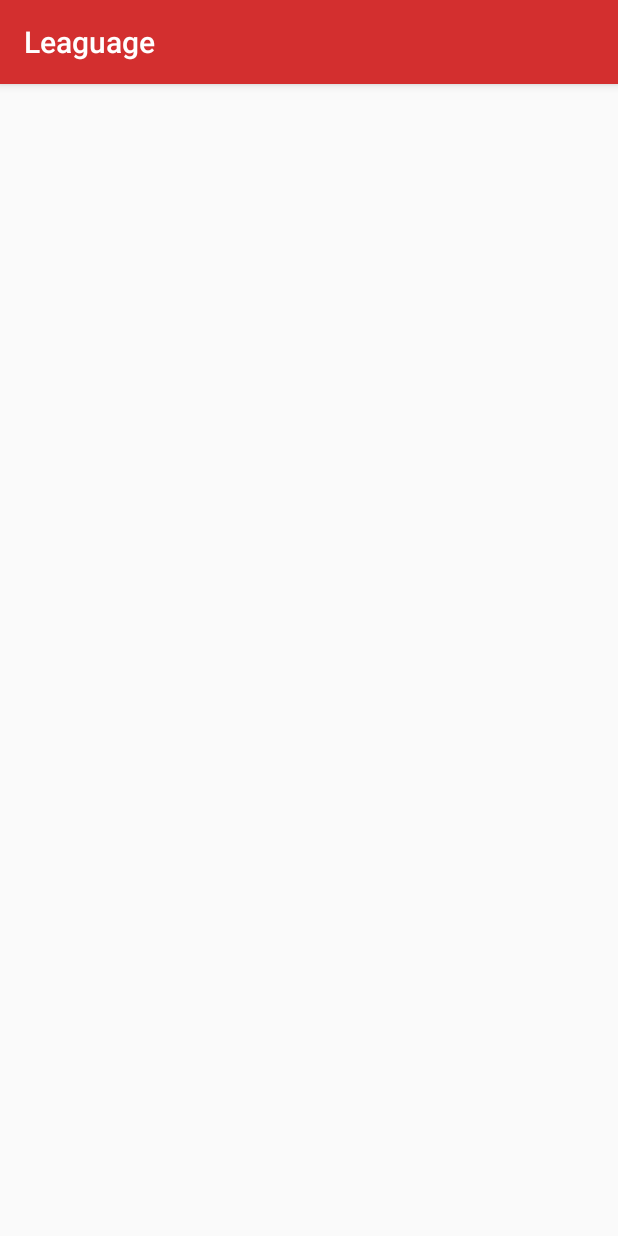
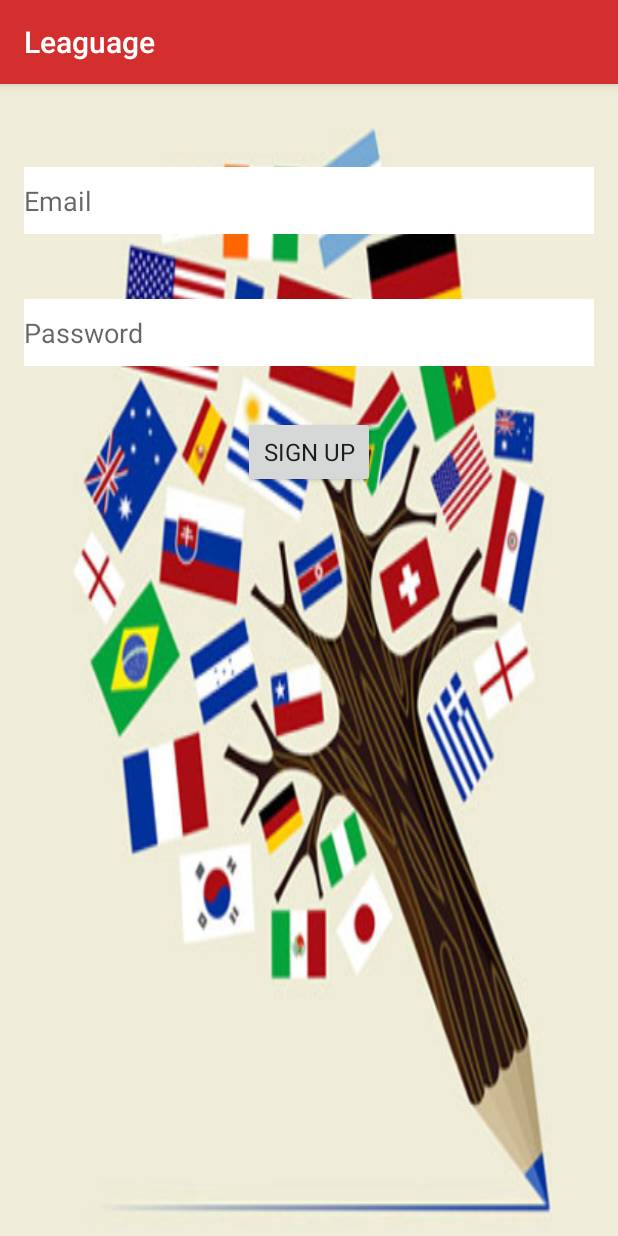
Before and after one commit to Chengcheng2017/JavaFinalProject, an Android app: the SignUp screen opened directly, with no data from a screen before it, on a phone screen of 412 x 824 dp. Run offline under Robolectric (Android 15) with nearby library versions, the phone set to English and light mode, and no system bars; our stand-ins replace Firebase (no records; nobody signed in at launch, a user with empty details on screens opened directly).

Commit message:
4.19 jingshan

```diff
--- a/app/build.gradle
+++ b/app/build.gradle
@@ -25,5 +25,9 @@ dependencies {
         exclude group: 'com.android.support', module: 'support-annotations'
     })
     compile 'com.android.support:appcompat-v7:25.1.0'
+    compile 'com.google.firebase:firebase-database:10.0.1'
+    compile 'com.google.firebase:firebase-auth:10.0.1'
     testCompile 'junit:junit:4.12'
 }
+
+apply plugin: 'com.google.gms.google-services'
--- a/app/src/main/java/chengcheng/leaguage/SignUp.java
+++ b/app/src/main/java/chengcheng/leaguage/SignUp.java
@@ -1,13 +1,65 @@
 package chengcheng.leaguage;
 
+
+import android.content.Intent;
+import android.os.Bundle;
+import android.support.annotation.NonNull;
 import android.support.v7.app.AppCompatActivity;
-import android.os.Bundle;
+import android.view.View;
+import android.widget.EditText;
+import android.widget.Toast;
+
+import com.google.android.gms.tasks.OnCompleteListener;
+import com.google.android.gms.tasks.Task;
+import com.google.firebase.auth.AuthResult;
+import com.google.firebase.auth.FirebaseAuth;
+import com.google.firebase.database.DatabaseReference;
+import com.google.firebase.database.FirebaseDatabase;
 
 public class SignUp extends AppCompatActivity {
+
+    private EditText emailAddress;
+    private EditText password;
+
+    private FirebaseAuth auth = FirebaseAuth.getInstance();
+    private FirebaseDatabase database = FirebaseDatabase.getInstance();
+    private DatabaseReference userRef = database.getReference("user");
+
 
     @Override
     protected void onCreate(Bundle savedInstanceState) {
         super.onCreate(savedInstanceState);
         setContentView(R.layout.activity_sign_up);
+
+        emailAddress = (EditText) findViewById(R.id.email_edit_text);
+        password = (EditText) findViewById(R.id.password_edit_text);
+    }
+
+
+    public void SignUp(View view) {
+        String e = emailAddress.getText().toString();
+        String p = password.getText().toString();
+
+
+        auth.createUserWithEmailAndPassword(e, p)
+                .addOnCompleteListener(this, new OnCompleteListener<AuthResult>() {
+                    @Override
+                    public void onComplete(@NonNull Task<AuthResult> task) {
+                        if (!task.isSuccessful()) {
+                            Toast.makeText(SignUp.this, task.getException().toString(), Toast.LENGTH_SHORT).show();
+                        } else {
+                            Toast.makeText(SignUp.this, task.getResult().getUser().getEmail() + " signed up successful",
+                                    Toast.LENGTH_SHORT).show();
+                            finish();
+//                            FirebaseUser user = auth.getCurrentUser();
+//                            FirebaseDatabase database = FirebaseDatabase.getInstance();
+//                            DatabaseReference userRef = database.getReference(user.getUid() + "/info");
+//                            userRef.child("name").setValue("xi wei");
+                            Intent intent = new Intent(SignUp.this, HomePage.class);
+                            startActivity(intent);
+                        }
+
+                    }
+                });
     }
 }
--- a/app/src/main/java/chengcheng/leaguage/User.java
+++ b/app/src/main/java/chengcheng/leaguage/User.java
@@ -19,4 +19,7 @@ public class User {
         this.country = country;
         this.courses = courses;
     }
+
+    public User() {
+    }
 }
--- a/app/src/main/res/layout/activity_profile.xml
+++ b/app/src/main/res/layout/activity_profile.xml
@@ -70,7 +70,7 @@
         android:layout_width="match_parent"
         android:layout_height="0dp"
         android:layout_weight="3"
-        android:background="@drawable/learningPathBackground"
+        android:background="@drawable/learning_path_background"
         android:id="@+id/learningPath">
         <TextView
             android:layout_width="200dp"
--- a/app/src/main/res/layout/activity_sign_up.xml
+++ b/app/src/main/res/layout/activity_sign_up.xml
@@ -8,6 +8,45 @@
     android:paddingLeft="@dimen/activity_horizontal_margin"
     android:paddingRight="@dimen/activity_horizontal_margin"
     android:paddingTop="@dimen/activity_vertical_margin"
-    tools:context="chengcheng.leaguage.SignUp">
+    tools:context="chengcheng.leaguage.SignUp"
+    android:background="@drawable/signup_background">
+
+
+    <EditText
+        android:id="@+id/email_edit_text"
+        android:layout_width="match_parent"
+        android:layout_height="wrap_content"
+        android:hint="Email"
+        android:inputType="textEmailAddress"
+        android:background="@color/white"
+        android:paddingBottom="10dp"
+        android:paddingTop="10dp"
+        android:layout_marginTop="39dp"
+        android:layout_alignParentTop="true"
+        android:layout_alignParentStart="true" />
+
+    <EditText
+        android:id="@+id/password_edit_text"
+        android:layout_width="match_parent"
+        android:layout_height="wrap_content"
+        android:hint="Password"
+        android:background="@color/white"
+        android:paddingBottom="10dp"
+        android:paddingTop="10dp"
+        android:inputType="textPassword"
+        android:layout_marginTop="43dp"
+        android:layout_below="@+id/email_edit_text"
+        android:layout_alignParentStart="true" />
+
+    <Button
+        android:layout_width="wrap_content"
+        android:layout_height="wrap_content"
+        android:text="Sign Up"
+        android:textSize="@dimen/text_small"
+        android:id="@+id/signup_button"
+        android:layout_marginTop="33dp"
+        android:onClick="SignUp"
+        android:layout_below="@+id/password_edit_text"
+        android:layout_centerHorizontal="true" />
 
 </RelativeLayout>
--- a/build.gradle
+++ b/build.gradle
@@ -6,6 +6,7 @@ buildscript {
     }
     dependencies {
         classpath 'com.android.tools.build:gradle:2.2.3'
+        classpath 'com.google.gms:google-services:3.0.0'
 
         // NOTE: Do not place your application dependencies here; they belong
         // in the individual module build.gradle files
```
Also changed, not shown: app/src/main/java/chengcheng/leaguage/HomePage.java (+2 -6 lines), app/src/main/java/chengcheng/leaguage/LogIn.java (+46 -1 lines), app/src/main/java/chengcheng/leaguage/Welcome.java (+13 -1 lines), app/src/main/res/layout/activity_log_in.xml (+40 -1 lines), app/src/main/res/layout/activity_main.xml (+33 -2 lines), app/src/main/res/drawable/indicator_focused.png (deleted), app/src/main/res/drawable/learning_path_background.jpg (renamed from app/src/main/res/drawable/learningPathBackground.jpg), app/src/main/res/drawable/login_background.jpg (added), app/src/main/res/drawable/signup_background.jpg (added), app/src/main/res/drawable/welcome_background.jpg (added).
